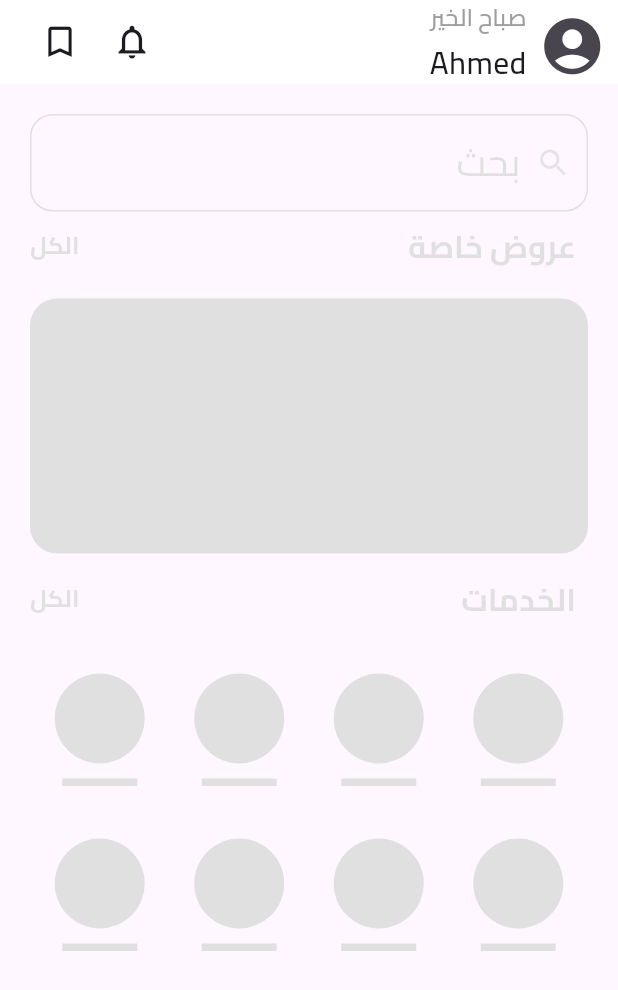
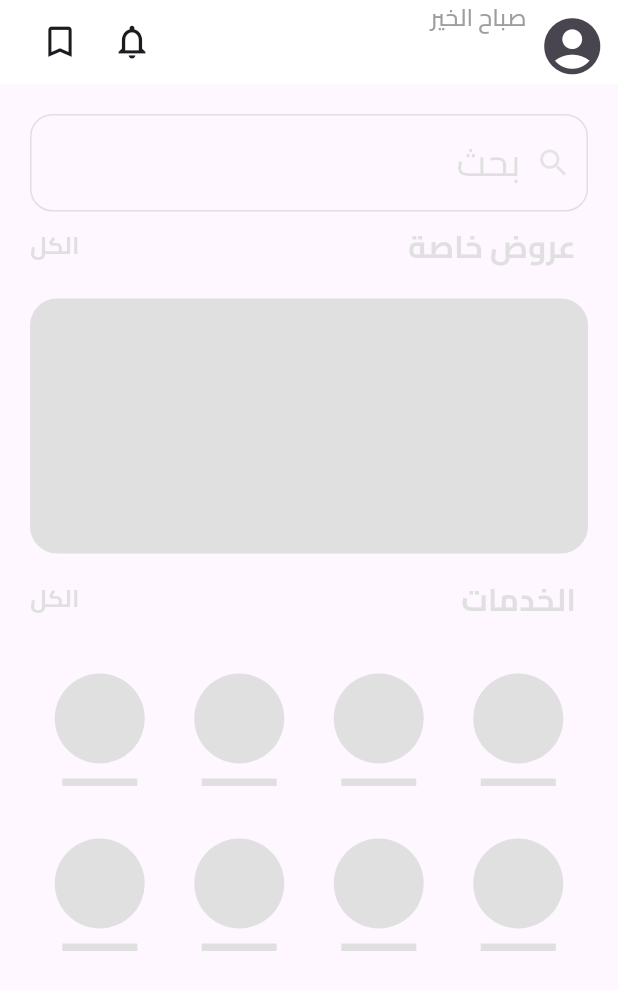
Before and after one commit to mohamedkter/Mahlolua_app, a Flutter app: the OriginalLoadingPage screen opened directly, on a phone screen of 412 x 824 dp. Shown: the top 990 px of the screen. Run offline on Flutter 3.47's test engine with Material 3 defaults, Android fonts, the phone set to English and light mode, and no system bars; drawn by our look-alikes of shimmer; our stand-ins replace carousel_slider, chips_choice, dio, dots_indicator, firebase_core, firebase_messaging and 9 more; missing offline and left inert: read_more_text; accounts and stored records are empty.

Commit message:
edit in loading page and service_provider_credentials

```diff
--- a/lib/Pages/Loading_Pages/original_loading_page.dart
+++ b/lib/Pages/Loading_Pages/original_loading_page.dart
@@ -44,7 +44,7 @@ class OriginalLoadingPage extends StatelessWidget {
                     color: Colors.grey, fontFamily: 'cairo', fontSize: 16),
               ),
               Text(
-                "Ahmed",
+                "",
                 style: TextStyle(
                   fontFamily: 'cairo',
                   fontSize: 21.0,
--- a/lib/Pages/Service_Provider_Pages/service_provider_credentials_page.dart
+++ b/lib/Pages/Service_Provider_Pages/service_provider_credentials_page.dart
@@ -287,7 +287,7 @@ class _ServiceProviderCredentialsState
                               SSN: personalIdNumber.text,
                               minPrice: int.parse(priceController.text),
                               userId: widget.id,
-                              serviceId: 1);
+                              serviceId: 3);
                           FormData? livePhoto = personalImage == null
                               ? null
                               : await imageConverter(
```
